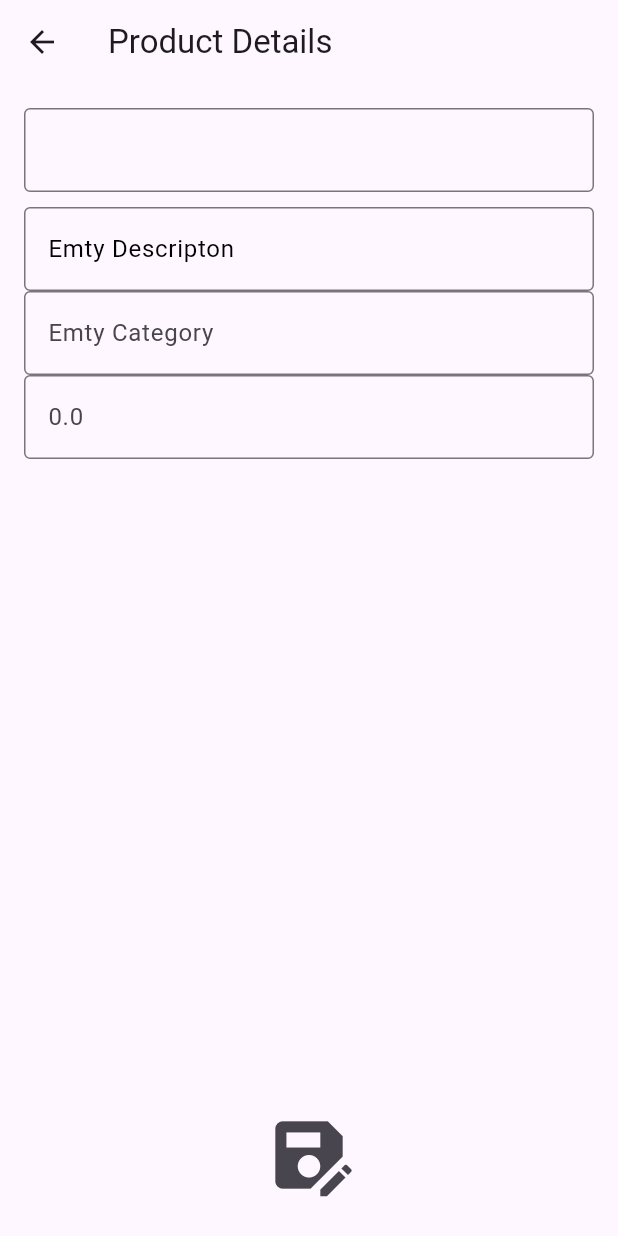
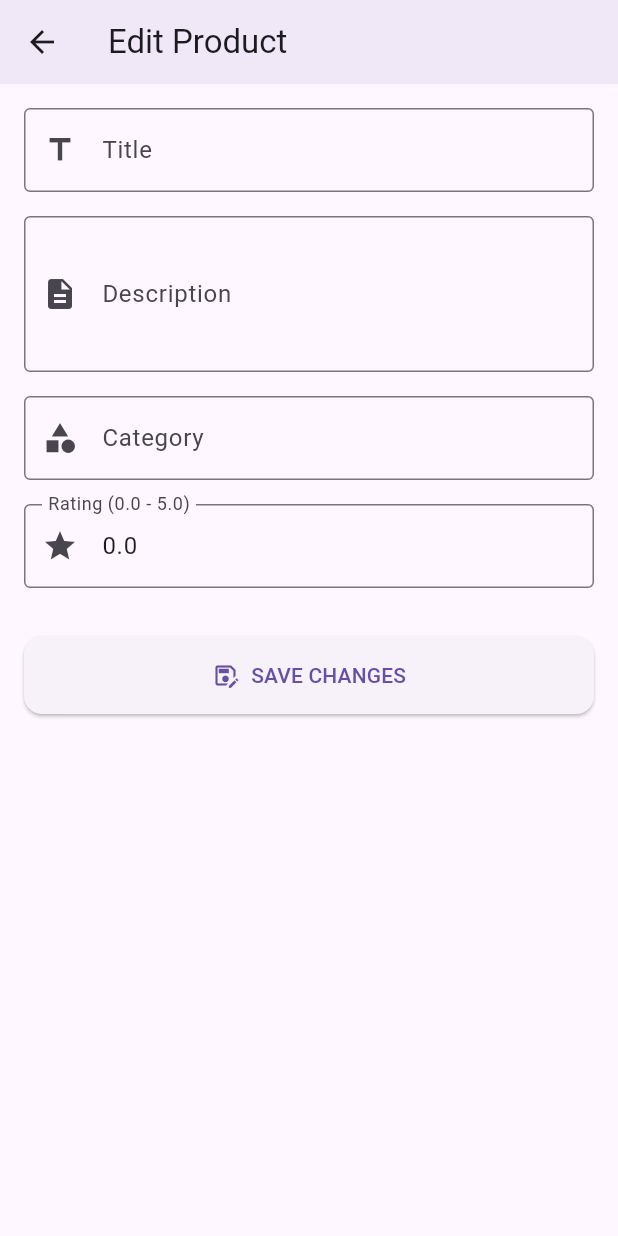
Before and after one commit to karkisaroj/sqflite-with-bloc, a Flutter app: the FormScreen screen opened directly with empty values, on a phone screen of 412 x 824 dp. Run offline on Flutter 3.47's test engine with Material 3 defaults, Android fonts, the phone set to English and light mode, and no system bars; our stand-ins replace flutter_bloc, sqflite; accounts and stored records are empty.

Commit message:
Changed the UI for product_screen.dart and form_screen.dart with functionality being accurate then before

```diff
--- a/lib/presentation/form_screen.dart
+++ b/lib/presentation/form_screen.dart
@@ -2,7 +2,6 @@ import 'package:flutter/material.dart';
 import 'package:flutter_bloc/flutter_bloc.dart';
 import 'package:sqlite_usage/data/bloc/product_bloc.dart';
 import 'package:sqlite_usage/data/bloc/product_event.dart';
-import 'package:sqlite_usage/data/bloc/product_state.dart';
 import '../data/model/product.dart';
 
 class FormScreen extends StatefulWidget {
@@ -15,102 +14,170 @@ class FormScreen extends StatefulWidget {
 }
 
 class _FormScreenState extends State<FormScreen> {
-  final TextEditingController titleController = TextEditingController();
-  final TextEditingController descriptionController = TextEditingController();
-  final TextEditingController categoryController = TextEditingController();
-  final TextEditingController ratingController = TextEditingController();
+  // Use 'late' for variables that will be initialized in initState.
+  late final TextEditingController _titleController;
+  late final TextEditingController _descriptionController;
+  late final TextEditingController _categoryController;
+  late final TextEditingController _ratingController;
+
+  // A GlobalKey for the Form to handle validation.
+  final _formKey = GlobalKey<FormState>();
+
+  @override
+  void initState() {
+    super.initState();
+    _titleController = TextEditingController(text: widget.product.title);
+    _descriptionController =
+        TextEditingController(text: widget.product.description);
+    _categoryController =
+        TextEditingController(text: widget.product.categories);
+    _ratingController =
+        TextEditingController(text: widget.product.rating.toString());
+  }
+
+  @override
+  void dispose() {
+    _titleController.dispose();
+    _descriptionController.dispose();
+    _categoryController.dispose();
+    _ratingController.dispose();
+    super.dispose();
+  }
+
+  void _onSave() {
+    if (!_formKey.currentState!.validate()) {
+      return;
+    }
+
+    // Safely parse the rating.
+    final double rating =
+        double.tryParse(_ratingController.text) ?? widget.product.rating;
+
+    // Dispatch the update event to the BLoC.
+    context.read<ProductBloc>().add(
+      UpdateProducts(
+        widget.product.id!,
+        _titleController.text,
+        _descriptionController.text,
+        widget.product.favourites,
+        _categoryController.text,
+        rating,
+      ),
+    );
+
+    // Give user feedback.
+    ScaffoldMessenger.of(context).showSnackBar(
+      const SnackBar(
+        content: Text('Product updated successfully!'),
+        backgroundColor: Colors.green,
+      ),
+    );
+
+    // Go back to the product list screen.
+    Navigator.of(context).pop();
+  }
 
   @override
   Widget build(BuildContext context) {
     return Scaffold(
-      appBar: AppBar(title: Text('Product Details')),
-      body: BlocBuilder<ProductBloc, ProductState>(
-        builder: (context, state) {
-          if (state is ProductLoading) {
-            return Center(child: const CircularProgressIndicator());
-          }
-          if (state is ProductLoaded) {
-            return Padding(
-              padding: const EdgeInsets.all(16.0),
-              child: Column(
-                crossAxisAlignment: CrossAxisAlignment.start,
-                mainAxisAlignment: MainAxisAlignment.end,
-                children: [
-                  TextField(
-                    controller: titleController,
-                    decoration: InputDecoration(
-                      labelText: widget.product.title,
-                      border: OutlineInputBorder(
-                        borderRadius: BorderRadius.all(Radius.circular(4)),
-                      ),
-                    ),
+      appBar: AppBar(
+        title: const Text('Edit Product'),
+        elevation: 4,
+      ),
+      body: SingleChildScrollView(
+        padding: const EdgeInsets.all(16.0),
+        child: Form(
+          key: _formKey,
+          child: Column(
+            crossAxisAlignment: CrossAxisAlignment.stretch,
+            children: [
+              TextFormField(
+                controller: _titleController,
+                decoration: const InputDecoration(
+                  labelText: 'Title',
+                  border: OutlineInputBorder(),
+                  prefixIcon: Icon(Icons.title),
+                ),
+                validator: (value) {
+                  if (value == null || value.isEmpty) {
+                    return 'Please enter a title';
+                  }
+                  return null;
+                },
+              ),
+              const SizedBox(height: 16),
+
+              TextFormField(
+                controller: _descriptionController,
+                decoration: const InputDecoration(
+                  labelText: 'Description',
+                  border: OutlineInputBorder(),
+                  prefixIcon: Icon(Icons.description),
+                ),
+                maxLines: 3,
+                validator: (value) {
+                  if (value == null || value.isEmpty) {
+                    return 'Please enter a description';
+                  }
+                  return null;
+                },
+              ),
+              const SizedBox(height: 16),
+
+              // Category Field
+              TextFormField(
+                controller: _categoryController,
+                decoration: const InputDecoration(
+                  labelText: 'Category',
+                  border: OutlineInputBorder(),
+                  prefixIcon: Icon(Icons.category),
+                ),
+                validator: (value) {
+                  if (value == null || value.isEmpty) {
+                    return 'Please enter a category';
+                  }
+                  return null;
+                },
+              ),
+              const SizedBox(height: 16),
+
+              TextFormField(
+                controller: _ratingController,
+                keyboardType:
+                const TextInputType.numberWithOptions(decimal: true),
+                decoration: const InputDecoration(
+                  labelText: 'Rating (0.0 - 5.0)',
+                  border: OutlineInputBorder(),
+                  prefixIcon: Icon(Icons.star),
+                ),
+                validator: (value) {
+                  if (value == null || value.isEmpty) {
+                    return 'Please enter a rating';
+                  }
+                  final rating = double.tryParse(value);
+                  if (rating == null || rating < 0 || rating > 10) {
+                    return 'Please enter a valid rating between 0 and 10';
+                  }
+                  return null;
+                },
+              ),
+              const SizedBox(height: 32),
+
+              // Save Button
+              ElevatedButton.icon(
+                onPressed: _onSave,
+                style: ElevatedButton.styleFrom(
+                  padding: const EdgeInsets.symmetric(vertical: 16),
+                  shape: RoundedRectangleBorder(
+                    borderRadius: BorderRadius.circular(12),
                   ),
-                  SizedBox(height: 10),
-                  TextField(
-                    controller: descriptionController,
-                    decoration: InputDecoration(
-                      hintText: widget.product.description == ''
-                          ? 'Emty Descripton'
-                          : widget.product.description,
-                      hintStyle: TextStyle(color: Colors.black),
-                      border: OutlineInputBorder(
-                        borderRadius: BorderRadius.all(Radius.circular(4)),
-                      ),
-                    ),
-                  ),
-                  TextField(
-                    controller: categoryController,
-                    decoration: InputDecoration(
-                      labelText: widget.product.categories == ''
-                          ? 'Emty Category'
-                          : widget.product.categories,
-                      hintStyle: TextStyle(color: Colors.black),
-                      border: OutlineInputBorder(
-                        borderRadius: BorderRadius.all(Radius.circular(4)),
-                      ),
-                    ),
-                  ),
-
-                  TextField(
-                    controller: ratingController,
-                    keyboardType: TextInputType.numberWithOptions(
-                      decimal: true,
-                    ),
-                    decoration: InputDecoration(
-                      labelText: widget.product.rating.toDouble().toString(),
-                      border: OutlineInputBorder(
-                        borderRadius: BorderRadius.all(Radius.circular(4)),
-                      ),
-                    ),
-                  ),
-                  Spacer(),
-                  Center(
-                    child: IconButton(
-                      onPressed: () {
-                        final String rateText = ratingController.text;
-                        final double? rate = double.tryParse(rateText);
-                        context.read<ProductBloc>().add(
-                          UpdateProducts(
-                            widget.product.id!,
-                            titleController.text,
-                            descriptionController.text,
-                            widget.product.favourites,
-                            categoryController.text,
-                            rate ?? 0.0,
-                          ),
-                        );
-                        Navigator.of(context).pop();
-                      },
-                      icon: Icon(Icons.save_as),
-                      iconSize: 60,
-                    ),
-                  ),
-                ],
+                ),
+                icon: const Icon(Icons.save_as_outlined),
+                label: const Text('SAVE CHANGES'),
               ),
-            );
-          }
-          return Center(child: Text("Loading ..."));
-        },
+            ],
+          ),
+        ),
       ),
     );
   }
```
Also changed, not shown: lib/presentation/product_screen.dart (+129 -54 lines).
